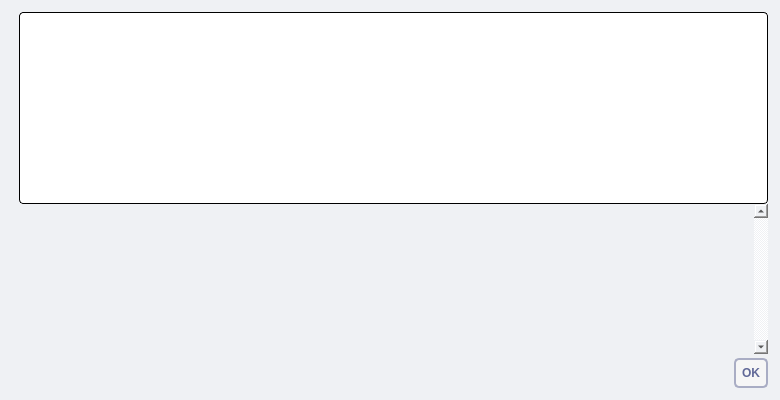
Before: the Qt Designer form src/qt/forms/helpmessagedialog.ui in navcoin/navcoin-core, drawn with Qt 5.
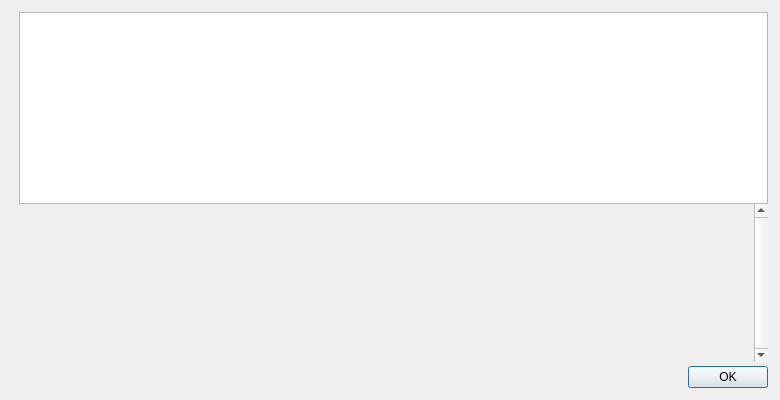
After: the same form once the commit is applied. Icons and pictures are not drawn.

What changed in the file:
```diff
--- a/src/qt/forms/helpmessagedialog.ui
+++ b/src/qt/forms/helpmessagedialog.ui
@@ -11,8 +11,7 @@
    </rect>
   </property>
   <property name="styleSheet">
-   <string notr="true">background: #eff1f4; border: 0
-</string>
+   <string notr="true"/>
   </property>
   <layout class="QHBoxLayout" name="horizontalLayout_2">
    <property name="spacing">
@@ -83,7 +82,7 @@
      <item>
       <widget class="QTextEdit" name="helpMessage">
        <property name="styleSheet">
-        <string notr="true">background: #fff; border-radius: 4px; border: 1px solid #000; padding:2px</string>
+        <string notr="true"/>
        </property>
        <property name="readOnly">
         <bool>true</bool>
@@ -106,8 +105,8 @@
          <rect>
           <x>0</x>
           <y>0</y>
-          <width>636</width>
-          <height>106</height>
+          <width>718</width>
+          <height>111</height>
          </rect>
         </property>
         <layout class="QVBoxLayout" name="verticalLayout_2">
@@ -153,7 +152,7 @@
      <item>
       <widget class="QDialogButtonBox" name="okButton">
        <property name="styleSheet">
-        <string notr="true"> background: #f6f6f6; border: 2px solid #a9adc4; border-radius: 5px; padding: 6px; text-transform: uppercase; color: #616998; font-weight: bold</string>
+        <string notr="true"/>
        </property>
        <property name="orientation">
         <enum>Qt::Horizontal</enum>
```
Left out of the diff: 6 changed lines with no effect on the pictures.
